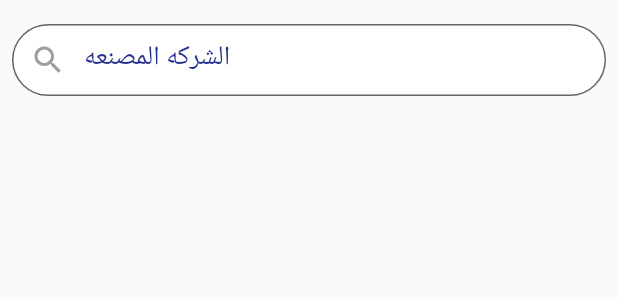
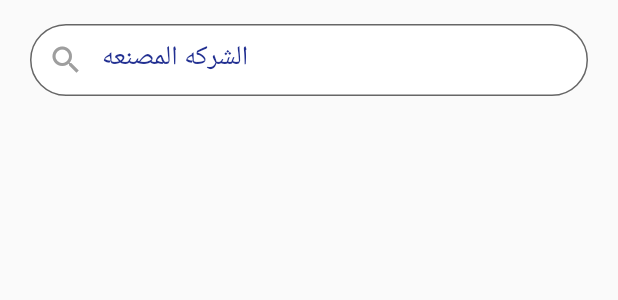
Before and after one commit to akramAssi/souqy, a Flutter app: the SearchFiled widget shown alone on an empty page, opened directly, on a phone screen of 412 x 824 dp. Shown: the top 300 px of the screen. Run offline on Flutter 3.47's test engine with Material 2 defaults, Android fonts, the phone set to English and light mode, and no system bars; our stand-ins replace carousel_slider, cloud_firestore, firebase_auth, firebase_core, firebase_storage, get_it and 2 more; missing offline and left inert: flutter_login_facebook; accounts and stored records are empty.

Commit message:
change padding

```diff
--- a/lib/add_page/search.dart
+++ b/lib/add_page/search.dart
@@ -1,5 +1,4 @@
 import 'package:flutter/material.dart';
-import '../res/color.dart';
 import '../res/color.dart';
 
 class SearchFiled extends StatefulWidget {
@@ -21,7 +20,7 @@ class _SearchFiledState extends State<SearchFiled> {
   Widget build(BuildContext context) {
     return Container(
       height: 80,
-      padding: EdgeInsets.symmetric(horizontal: 8, vertical: 16),
+      padding: EdgeInsets.symmetric(horizontal: 20, vertical: 16),
       child: TextField(
         textInputAction: TextInputAction.next,
         controller: widget.controller,
```
